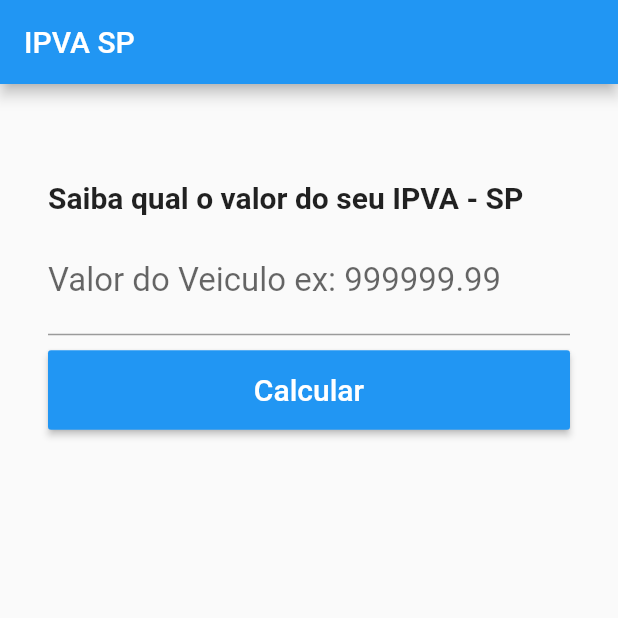
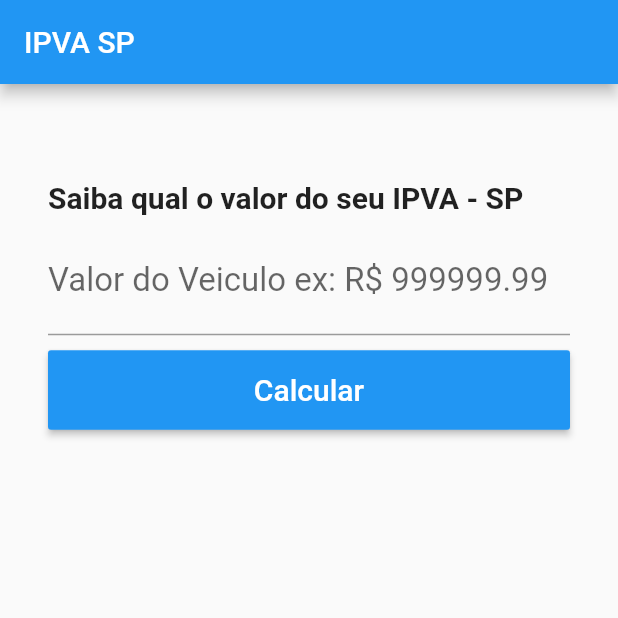
Before and after one commit to ECAlmeida/MeuPrimeiroPrograma, a Flutter app: the screen it shows after launch, on a phone screen of 412 x 824 dp, the top half of it. Run offline on Flutter 3.47's test engine with Material 2 defaults, Android fonts, the phone set to English and light mode, and no system bars.

Commit message:
inserção de mascaras

```diff
--- a/calculadoraipva/lib/Home.dart
+++ b/calculadoraipva/lib/Home.dart
@@ -22,7 +22,7 @@ class _HomeState extends State<Home> {
     }else{
       setState(() {
         precoveiculo= precoveiculo * 0.04;
-        _textoResultado = "Valor do IPVA " + precoveiculo.toStringAsFixed(2) + " reais";
+        _textoResultado = "Valor do IPVA R\$ " + precoveiculo.toStringAsFixed(2);
       });
 
       //_limparCampos();
@@ -67,7 +67,8 @@ class _HomeState extends State<Home> {
               TextField(
                 keyboardType: TextInputType.number,
                 decoration: InputDecoration(
-                    labelText: "Valor do Veiculo ex: 999999.99"
+                  prefixText: "R\$",
+                    labelText: "Valor do Veiculo ex: R\$ 999999.99"
                 ),
                 style: TextStyle(
                     fontSize: 22
```
